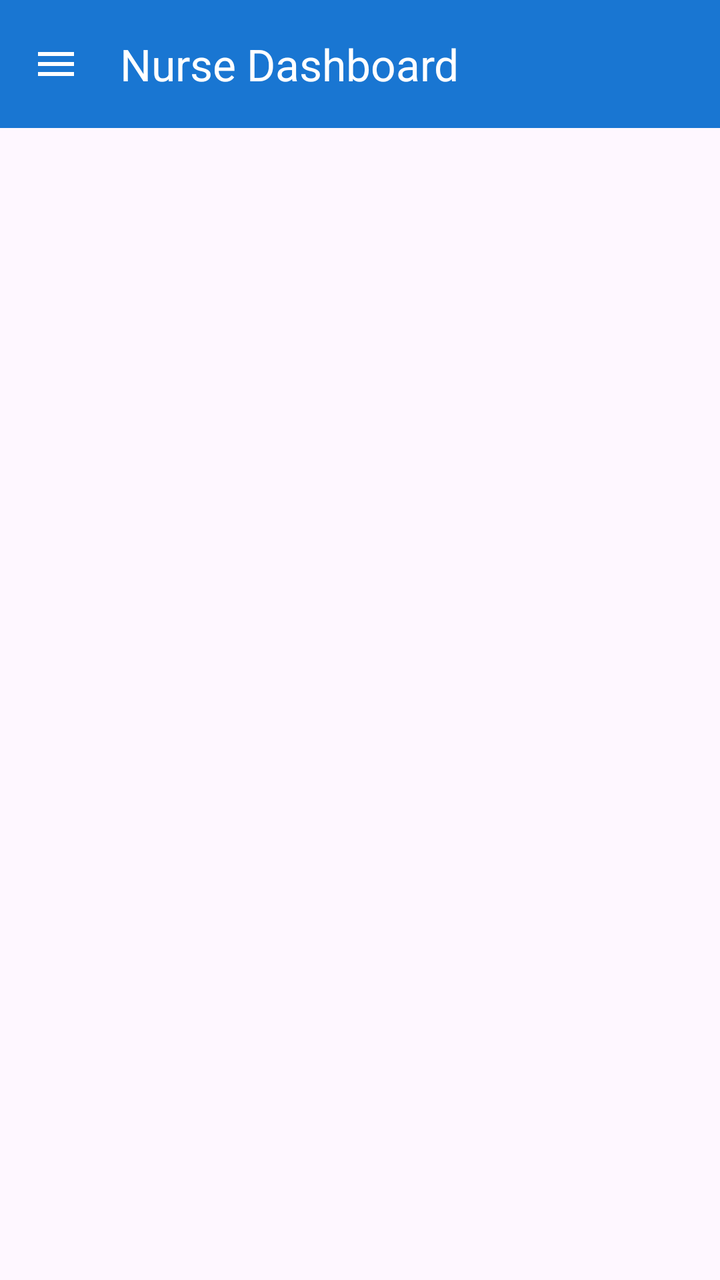
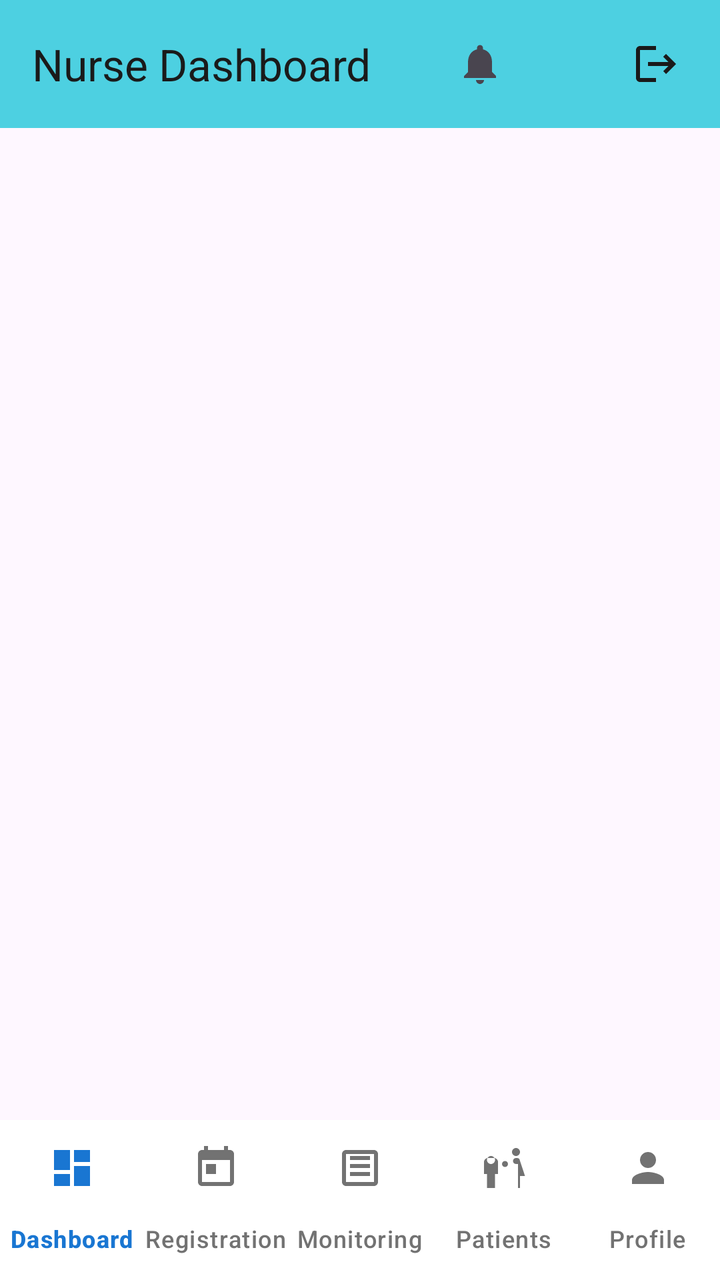

An Android layout rendered at two revisions. The XML below is the earlier revision; the diff shows what the commit changed to produce the second picture.
<!-- AndroidManifest.xml: activity theme Theme.H_CAS.NoActionBar -->
<!-- res/layout/activity_nurse_dashboard.xml -->
<?xml version="1.0" encoding="utf-8"?>
<androidx.drawerlayout.widget.DrawerLayout xmlns:android="http://schemas.android.com/apk/res/android"
    xmlns:app="http://schemas.android.com/apk/res-auto"
    xmlns:tools="http://schemas.android.com/tools"
    android:id="@+id/drawerLayout"
    android:layout_width="match_parent"
    android:layout_height="match_parent"
    android:fitsSystemWindows="true"
    tools:context=".NurseDashboardActivity">

    
    <androidx.constraintlayout.widget.ConstraintLayout
        android:id="@+id/nurseMainLayout"
        android:layout_width="match_parent"
        android:layout_height="match_parent">

        
        <com.google.android.material.appbar.MaterialToolbar
            android:id="@+id/toolbar"
            android:layout_width="match_parent"
            android:layout_height="?attr/actionBarSize"
            android:background="@color/primary_blue"
            android:elevation="4dp"
            app:layout_constraintTop_toTopOf="parent"
            app:title="Nurse Dashboard"
            app:titleTextColor="@color/white"
            app:navigationIcon="@drawable/ic_menu" />

        
        <FrameLayout
            android:id="@+id/fragmentContainer"
            android:layout_width="match_parent"
            android:layout_height="0dp"
            app:layout_constraintTop_toBottomOf="@id/toolbar"
            app:layout_constraintBottom_toBottomOf="parent"
            app:layout_constraintStart_toStartOf="parent"
            app:layout_constraintEnd_toEndOf="parent" />

    </androidx.constraintlayout.widget.ConstraintLayout>

    
    <com.google.android.material.navigation.NavigationView
        android:id="@+id/navigationView"
        android:layout_width="280dp"
        android:layout_height="match_parent"
        android:layout_gravity="start"
        android:background="@color/white"
        app:headerLayout="@layout/nav_header_nurse"
        app:menu="@menu/nurse_navigation_menu"
        app:itemIconTint="@color/nav_item_color"
        app:itemTextColor="@color/nav_item_color" />

</androidx.drawerlayout.widget.DrawerLayout>
<!-- res/layout/nav_header_nurse.xml (included above) -->
<?xml version="1.0" encoding="utf-8"?>
<LinearLayout xmlns:android="http://schemas.android.com/apk/res/android"
    xmlns:app="http://schemas.android.com/apk/res-auto"
    android:layout_width="match_parent"
    android:layout_height="200dp"
    android:background="@drawable/nav_header_background"
    android:gravity="bottom"
    android:orientation="vertical"
    android:padding="16dp">

    <ImageView
        android:id="@+id/nurseAvatarImageView"
        android:layout_width="80dp"
        android:layout_height="80dp"
        android:layout_marginBottom="16dp"
        android:src="@drawable/ic_nurse_avatar"
        android:background="@drawable/nurse_avatar_background"
        android:scaleType="centerCrop" />

    <TextView
        android:id="@+id/nurseNameTextView"
        android:layout_width="wrap_content"
        android:layout_height="wrap_content"
        android:text=""
        android:textColor="@color/white"
        android:textSize="18sp"
        android:textStyle="bold" />

    <TextView
        android:id="@+id/nurseRoleTextView"
        android:layout_width="wrap_content"
        android:layout_height="wrap_content"
        android:layout_marginTop="4dp"
        android:text="Registered Nurse"
        android:textColor="@color/nav_header_subtitle"
        android:textSize="14sp" />

</LinearLayout>
<!-- resources referenced by this layout -->
<resources>
  <color name="nav_header_subtitle">#B3FFFFFF</color>
  <color name="nav_item_color">#727272</color>
  <color name="primary_blue">#1976D2</color>
  <color name="white">#FFFFFFFF</color>
  <!-- drawable ic_menu (drawable) -->
  <vector xmlns:android="http://schemas.android.com/apk/res/android"
      android:width="24dp"
      android:height="24dp"
      android:viewportWidth="24"
      android:viewportHeight="24"
      android:tint="@color/white">
    <path
        android:fillColor="@android:color/white"
        android:pathData="M3,18h18v-2L3,16v2zM3,13h18v-2L3,11v2zM3,6v2h18L21,6L3,6z"/>
  </vector>
  <!-- drawable ic_nurse_avatar (drawable) -->
  <vector xmlns:android="http://schemas.android.com/apk/res/android"
      android:width="24dp"
      android:height="24dp"
      android:viewportWidth="24"
      android:viewportHeight="24"
      android:tint="@color/success_green">
    <path
        android:fillColor="@android:color/white"
        android:pathData="M12,2C13.1,2 14,2.9 14,4C14,5.1 13.1,6 12,6C10.9,6 10,5.1 10,4C10,2.9 10.9,2 12,2ZM21,9V7L15,7L15,5L9,5L9,7L3,7V9L9,9V11L7,11V13L9,13V15L7,15V17L9,17V19L15,19V17L17,17V15L15,15V13L17,13V11L15,11V9L21,9Z"/>
  </vector>
  <!-- drawable nav_header_background (drawable) -->
  <?xml version="1.0" encoding="utf-8"?>
  <shape xmlns:android="http://schemas.android.com/apk/res/android"
      android:shape="rectangle">
      
      <gradient
          android:startColor="@color/primary_blue"
          android:endColor="@color/primary_blue_dark"
          android:angle="135" />
          
  </shape>
  <!-- drawable nurse_avatar_background (drawable) -->
  <?xml version="1.0" encoding="utf-8"?>
  <shape xmlns:android="http://schemas.android.com/apk/res/android"
      android:shape="oval">
      
      <solid android:color="@color/white" />
      
      <stroke
          android:width="3dp"
          android:color="@color/success_green" />
          
  </shape>
  <style name="Theme.H_CAS.NoActionBar" parent="Theme.Material3.DayNight.NoActionBar">
          <item name="colorPrimary">@color/primary_blue</item>
          <item name="colorPrimaryDark">@color/primary_blue_dark</item>
          <item name="colorAccent">@color/accent_blue</item>
          <item name="android:statusBarColor">@color/white</item>
          <item name="android:windowLightStatusBar">true</item>
      </style>
  <color name="success_green">#4CAF50</color>
  <color name="primary_blue_dark">#1565C0</color>
  <color name="accent_blue">#2196F3</color>
</resources>

<!-- the commit's change to res/layout/activity_nurse_dashboard.xml (unified diff, before → after) -->
@@ -1,92 +1,101 @@
 <?xml version="1.0" encoding="utf-8"?>
-<androidx.drawerlayout.widget.DrawerLayout xmlns:android="http://schemas.android.com/apk/res/android"
+<androidx.constraintlayout.widget.ConstraintLayout xmlns:android="http://schemas.android.com/apk/res/android"
     xmlns:app="http://schemas.android.com/apk/res-auto"
     xmlns:tools="http://schemas.android.com/tools"
-    android:id="@+id/drawerLayout"
+    android:id="@+id/nurseMainLayout"
     android:layout_width="match_parent"
     android:layout_height="match_parent"
     android:fitsSystemWindows="true"
     tools:context=".NurseDashboardActivity">
 
     
-    <androidx.constraintlayout.widget.ConstraintLayout
-        android:id="@+id/nurseMainLayout"
+    <com.google.android.material.appbar.MaterialToolbar
+        android:id="@+id/toolbar"
         android:layout_width="match_parent"
-        android:layout_height="match_parent">
-
+        android:layout_height="?attr/actionBarSize"
+        android:background="@color/nurse_teal"
+        android:elevation="4dp"
+        app:layout_constraintTop_toTopOf="parent"
+        app:title="Nurse Dashboard"
+        app:titleTextColor="#1A1A1A">
         
-        <com.google.android.material.appbar.MaterialToolbar
-            android:id="@+id/toolbar"
-            android:layout_width="match_parent"
-            android:layout_height="?attr/actionBarSize"
-            android:background="@color/primary_blue"
-            android:elevation="4dp"
-            app:layout_constraintTop_toTopOf="parent"
-            app:title="Nurse Dashboard"
-            app:titleTextColor="@color/white"
-            app:navigationIcon="@drawable/ic_menu" />
+        
+        <ImageView
+            android:id="@+id/logoutButton"
+            android:layout_width="32dp"
+            android:layout_height="32dp"
+            android:layout_gravity="end"
+            android:layout_marginEnd="16dp"
+            android:background="?attr/selectableItemBackgroundBorderless"
+            android:clickable="true"
+            android:focusable="true"
+            android:padding="4dp"
+            android:src="@drawable/ic_logout"
+            android:contentDescription="Logout"
+            android:scaleType="fitCenter"
+            android:tint="#1A1A1A" />
 
         
         <FrameLayout
-            android:id="@+id/fragmentContainer"
-            android:layout_width="match_parent"
-            android:layout_height="0dp"
-            app:layout_constraintTop_toBottomOf="@id/toolbar"
-            app:layout_constraintBottom_toBottomOf="parent"
-            app:layout_constraintStart_toStartOf="parent"
-            app:layout_constraintEnd_toEndOf="parent" />
-
-    </androidx.constraintlayout.widget.ConstraintLayout>
+            android:layout_width="wrap_content"
+            android:layout_height="wrap_content"
+            android:layout_gravity="end"
+            android:layout_marginEnd="56dp">
+            
+            <ImageView
+                android:id="@+id/notificationButton"
+                android:layout_width="32dp"
+                android:layout_height="32dp"
+                android:background="?attr/selectableItemBackgroundBorderless"
+                android:clickable="true"
+                android:focusable="true"
+                android:padding="4dp"
+                android:src="@drawable/ic_notification"
+                android:contentDescription="Notifications"
+                android:scaleType="fitCenter" />
+            
+            
+            <TextView
+                android:id="@+id/notificationBadge"
+                android:layout_width="18dp"
+                android:layout_height="18dp"
+                android:layout_gravity="top|end"
+                android:layout_marginTop="2dp"
+                android:layout_marginEnd="2dp"
+                android:background="@drawable/badge_background"
+                android:gravity="center"
+                android:text="0"
+                android:textColor="@android:color/white"
+                android:textSize="10sp"
+                android:textStyle="bold"
+                android:visibility="gone" />
+        </FrameLayout>
+        
+    </com.google.android.material.appbar.MaterialToolbar>
 
     
-    <com.google.android.material.navigation.NavigationView
-        android:id="@+id/navigationView"
-        android:layout_width="280dp"
-        android:layout_height="match_parent"
-        android:layout_gravity="start"
+    <FrameLayout
+        android:id="@+id/fragmentContainer"
+        android:layout_width="match_parent"
+        android:layout_height="0dp"
+        app:layout_constraintTop_toBottomOf="@id/toolbar"
+        app:layout_constraintBottom_toTopOf="@id/bottomNavigationView"
+        app:layout_constraintStart_toStartOf="parent"
+        app:layout_constraintEnd_toEndOf="parent" />
+
+    
+    <com.google.android.material.bottomnavigation.BottomNavigationView
+        android:id="@+id/bottomNavigationView"
+        android:layout_width="match_parent"
+        android:layout_height="wrap_content"
         android:background="@color/white"
-        app:headerLayout="@layout/nav_header_nurse"
-        app:menu="@menu/nurse_navigation_menu"
-        app:itemIconTint="@color/nav_item_color"
-        app:itemTextColor="@color/nav_item_color" />
+        android:elevation="8dp"
+        app:itemIconTint="@color/bottom_nav_item_color"
+        app:itemTextColor="@color/bottom_nav_item_color"
+        app:labelVisibilityMode="labeled"
+        app:menu="@menu/bottom_nav_nurse"
+        app:layout_constraintBottom_toBottomOf="parent"
+        app:layout_constraintStart_toStartOf="parent"
+        app:layout_constraintEnd_toEndOf="parent" />
 
-</androidx.drawerlayout.widget.DrawerLayout>
-<!-- res/layout/nav_header_nurse.xml (included above) -->
-<?xml version="1.0" encoding="utf-8"?>
-<LinearLayout xmlns:android="http://schemas.android.com/apk/res/android"
-    xmlns:app="http://schemas.android.com/apk/res-auto"
-    android:layout_width="match_parent"
-    android:layout_height="200dp"
-    android:background="@drawable/nav_header_background"
-    android:gravity="bottom"
-    android:orientation="vertical"
-    android:padding="16dp">
-
-    <ImageView
-        android:id="@+id/nurseAvatarImageView"
-        android:layout_width="80dp"
-        android:layout_height="80dp"
-        android:layout_marginBottom="16dp"
-        android:src="@drawable/ic_nurse_avatar"
-        android:background="@drawable/nurse_avatar_background"
-        android:scaleType="centerCrop" />
-
-    <TextView
-        android:id="@+id/nurseNameTextView"
-        android:layout_width="wrap_content"
-        android:layout_height="wrap_content"
-        android:text=""
-        android:textColor="@color/white"
-        android:textSize="18sp"
-        android:textStyle="bold" />
-
-    <TextView
-        android:id="@+id/nurseRoleTextView"
-        android:layout_width="wrap_content"
-        android:layout_height="wrap_content"
-        android:layout_marginTop="4dp"
-        android:text="Registered Nurse"
-        android:textColor="@color/nav_header_subtitle"
-        android:textSize="14sp" />
-
-</LinearLayout>
+</androidx.constraintlayout.widget.ConstraintLayout>
<!-- resource entries referenced after the edit -->
@@ -1,54 +1,40 @@
 <!-- resources referenced by this layout -->
 <resources>
-  <color name="nav_header_subtitle">#B3FFFFFF</color>
+  <color name="nurse_teal">#4DD0E1</color>
   <color name="nav_item_color">#727272</color>
   <color name="primary_blue">#1976D2</color>
   <color name="white">#FFFFFFFF</color>
-  <!-- drawable ic_menu (drawable) -->
+  <!-- drawable badge_background (drawable) -->
+  <?xml version="1.0" encoding="utf-8"?>
+  <shape xmlns:android="http://schemas.android.com/apk/res/android"
+      android:shape="oval">
+      <solid android:color="#FF0000" />
+      <size
+          android:width="18dp"
+          android:height="18dp" />
+  </shape>
+  <!-- drawable ic_logout (drawable) -->
   <vector xmlns:android="http://schemas.android.com/apk/res/android"
       android:width="24dp"
       android:height="24dp"
       android:viewportWidth="24"
       android:viewportHeight="24"
-      android:tint="@color/white">
+      android:tint="@color/nav_item_color">
     <path
         android:fillColor="@android:color/white"
-        android:pathData="M3,18h18v-2L3,16v2zM3,13h18v-2L3,11v2zM3,6v2h18L21,6L3,6z"/>
+        android:pathData="M17,7l-1.41,1.41L18.17,11H8v2h10.17l-2.58,2.58L17,17l5,-5zM4,5h8V3H4C2.9,3 2,3.9 2,5v14c0,1.1 0.9,2 2,2h8v-2H4V5z"/>
   </vector>
-  <!-- drawable ic_nurse_avatar (drawable) -->
+  <!-- drawable ic_notification (drawable) -->
   <vector xmlns:android="http://schemas.android.com/apk/res/android"
       android:width="24dp"
       android:height="24dp"
       android:viewportWidth="24"
       android:viewportHeight="24"
-      android:tint="@color/success_green">
-    <path
-        android:fillColor="@android:color/white"
-        android:pathData="M12,2C13.1,2 14,2.9 14,4C14,5.1 13.1,6 12,6C10.9,6 10,5.1 10,4C10,2.9 10.9,2 12,2ZM21,9V7L15,7L15,5L9,5L9,7L3,7V9L9,9V11L7,11V13L9,13V15L7,15V17L9,17V19L15,19V17L17,17V15L15,15V13L17,13V11L15,11V9L21,9Z"/>
+      android:tint="?attr/colorControlNormal">
+      <path
+          android:fillColor="@android:color/white"
+          android:pathData="M12,22c1.1,0 2,-0.9 2,-2h-4c0,1.1 0.89,2 2,2zM18,16v-5c0,-3.07 -1.64,-5.64 -4.5,-6.32V4c0,-0.83 -0.67,-1.5 -1.5,-1.5s-1.5,0.67 -1.5,1.5v0.68C7.63,5.36 6,7.92 6,11v5l-2,2v1h16v-1l-2,-2z"/>
   </vector>
-  <!-- drawable nav_header_background (drawable) -->
-  <?xml version="1.0" encoding="utf-8"?>
-  <shape xmlns:android="http://schemas.android.com/apk/res/android"
-      android:shape="rectangle">
-      
-      <gradient
-          android:startColor="@color/primary_blue"
-          android:endColor="@color/primary_blue_dark"
-          android:angle="135" />
-          
-  </shape>
-  <!-- drawable nurse_avatar_background (drawable) -->
-  <?xml version="1.0" encoding="utf-8"?>
-  <shape xmlns:android="http://schemas.android.com/apk/res/android"
-      android:shape="oval">
-      
-      <solid android:color="@color/white" />
-      
-      <stroke
-          android:width="3dp"
-          android:color="@color/success_green" />
-          
-  </shape>
   <style name="Theme.H_CAS.NoActionBar" parent="Theme.Material3.DayNight.NoActionBar">
           <item name="colorPrimary">@color/primary_blue</item>
           <item name="colorPrimaryDark">@color/primary_blue_dark</item>
@@ -56,7 +42,6 @@
           <item name="android:statusBarColor">@color/white</item>
           <item name="android:windowLightStatusBar">true</item>
       </style>
-  <color name="success_green">#4CAF50</color>
   <color name="primary_blue_dark">#1565C0</color>
   <color name="accent_blue">#2196F3</color>
 </resources>
